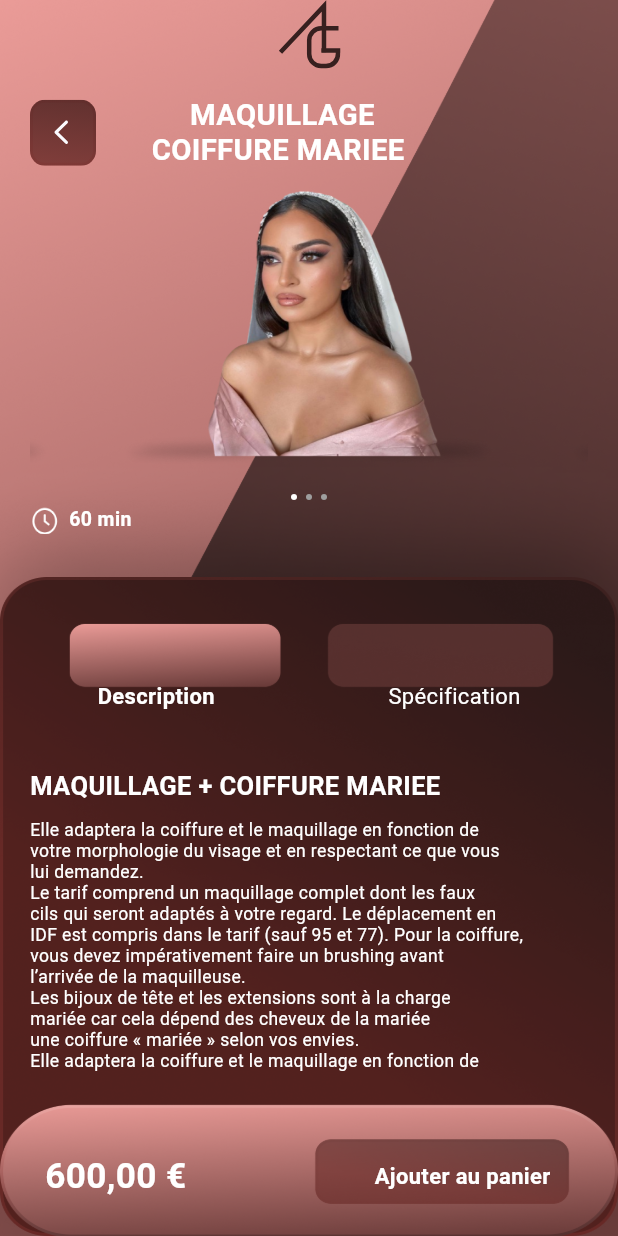
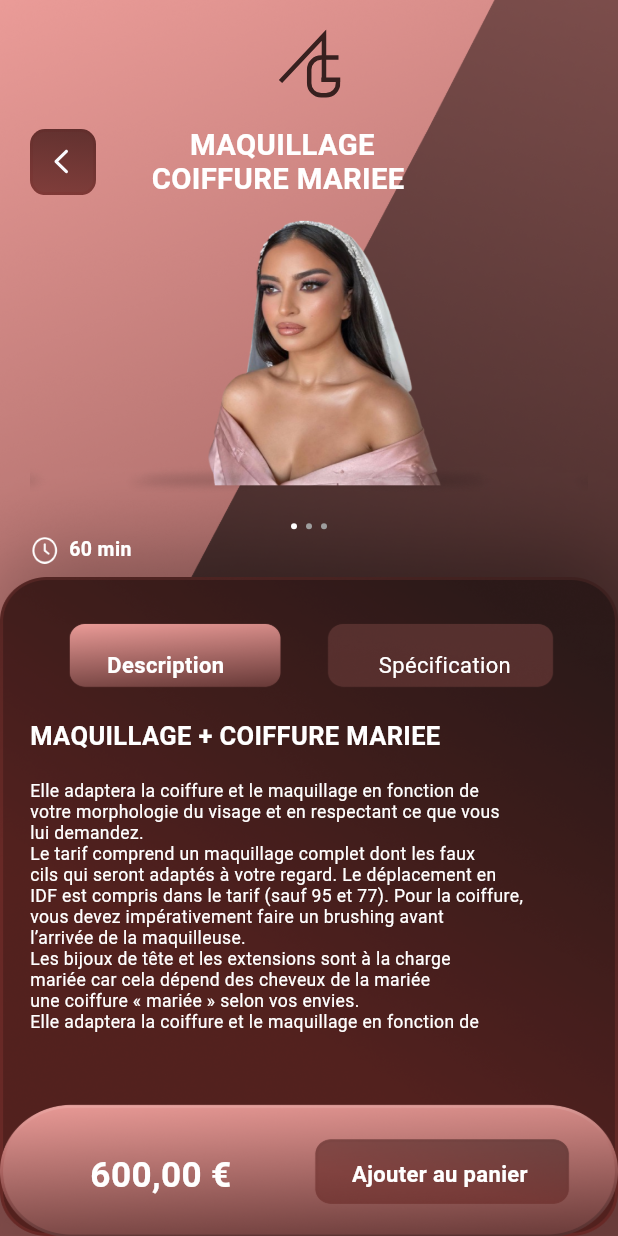
Before and after one commit to MUHAMMMADJUNAID1/dashboard_view, a Flutter app: the screen it shows after launch, on a phone screen of 412 x 824 dp. Run offline on Flutter 3.47's test engine with Material 3 defaults, Android fonts, the phone set to English and light mode, and no system bars; drawn by our look-alikes of carousel_slider, dots_indicator; our stand-ins replace device_preview, flutter_screenutil, flutter_svg.

Commit message:
Final touches

```diff
--- a/lib/dash_view.dart
+++ b/lib/dash_view.dart
@@ -1,8 +1,7 @@
 import 'package:carousel_slider/carousel_slider.dart';
 import 'package:dots_indicator/dots_indicator.dart';
 import 'package:flutter/material.dart';
-import 'package:flutter/rendering.dart';
-import 'package:flutter/widgets.dart';
+
 import 'package:flutter_screenutil/flutter_screenutil.dart';
 import 'package:flutter_svg/flutter_svg.dart';
 
@@ -25,8 +24,7 @@ class _DashBoardViewState extends State<DashBoardView> {
   @override
   Widget build(BuildContext context) {
     var media = MediaQuery.sizeOf(context);
-    return SafeArea(
-      child: Scaffold(
+    return Scaffold(
       body: Container(
         height: media.height,
         width: media.width,
@@ -43,6 +41,9 @@ class _DashBoardViewState extends State<DashBoardView> {
               crossAxisAlignment: CrossAxisAlignment.start,
               mainAxisSize: MainAxisSize.min,
               children: [
+                SizedBox(
+                  height: 20.h,
+                ),
                 Center(child: SvgPicture.asset('assets/img/logo.svg')),
                 SizedBox(
                   height: 20.h,
@@ -121,13 +122,14 @@ class _DashBoardViewState extends State<DashBoardView> {
                             fontWeight: FontWeight.w600,
                             color: Colors.white))
                   ],
-                  )
-                ],
                 ),
-              Positioned(
-                left: 45,
-                bottom: 352,
-                child: GestureDetector(
+                SizedBox(
+                  height: 60.h,
+                ),
+                Row(
+                  mainAxisAlignment: MainAxisAlignment.spaceAround,
+                  children: [
+                    GestureDetector(
                       onTap: () {},
                       child: Text(
                         'Description',
@@ -138,11 +140,7 @@ class _DashBoardViewState extends State<DashBoardView> {
                         ),
                       ),
                     ),
-              ),
-              Positioned(
-                right: 45,
-                bottom: 352,
-                child: GestureDetector(
+                    GestureDetector(
                       onTap: () {},
                       child: Text(
                         'Spécification',
@@ -153,11 +151,12 @@ class _DashBoardViewState extends State<DashBoardView> {
                         ),
                       ),
                     ),
+                  ],
                 ),
-              const Positioned(
-                bottom: 290.0,
-                left: 0.0,
-                child: Text(
+                SizedBox(
+                  height: 30.h,
+                ),
+                const Text(
                   'MAQUILLAGE + COIFFURE MARIEE',
                   style: TextStyle(
                     fontSize: 17,
@@ -165,14 +164,14 @@ class _DashBoardViewState extends State<DashBoardView> {
                     fontWeight: FontWeight.bold,
                   ),
                 ),
+                SizedBox(
+                  height: 20.h,
                 ),
-              Positioned(
-                bottom: 60.0,
-                left: 0.0,
-                child: SizedBox(
+                SizedBox(
                   width: 335.w,
                   height: 223.h,
                   child: Text(
+                    overflow: TextOverflow.ellipsis,
                     "Elle adaptera la coiffure et le maquillage en fonction de \nvotre morphologie du visage et en respectant ce que vous\nlui demandez.\nLe tarif comprend un maquillage complet dont les faux \ncils qui seront adaptés à votre regard. Le déplacement en\nIDF est compris dans le tarif (sauf 95 et 77). Pour la coiffure,\nvous devez impérativement faire un brushing avant \nl’arrivée de la maquilleuse.\nLes bijoux de tête et les extensions sont à la charge\nmariée car cela dépend des cheveux de la mariée \nune coiffure « mariée » selon vos envies.\nElle adaptera la coiffure et le maquillage en fonction de ",
                     style: TextStyle(
                       fontSize: 12.sp,
@@ -180,11 +179,13 @@ class _DashBoardViewState extends State<DashBoardView> {
                     ),
                   ),
                 ),
+                SizedBox(
+                  height: 32.h,
                 ),
-              Positioned(
-                bottom: 27.0,
-                left: 10.0,
-                child: Text(
+                Row(
+                  mainAxisAlignment: MainAxisAlignment.spaceAround,
+                  children: [
+                    Text(
                       '600,00 €',
                       style: TextStyle(
                         color: Colors.white,
@@ -192,11 +193,7 @@ class _DashBoardViewState extends State<DashBoardView> {
                         fontWeight: FontWeight.bold,
                       ),
                     ),
-              ),
-              Positioned(
-                bottom: 32.0,
-                right: 25.0,
-                child: GestureDetector(
+                    GestureDetector(
                       onTap: () {},
                       child: Text(
                         'Ajouter au panier',
@@ -206,10 +203,12 @@ class _DashBoardViewState extends State<DashBoardView> {
                           fontWeight: FontWeight.w600,
                         ),
                       ),
-                ),
+                    )
+                  ],
                 )
               ],
             ),
+          ],
         ),
       ),
     );
--- a/lib/main.dart
+++ b/lib/main.dart
@@ -5,11 +5,11 @@ import 'package:device_preview/device_preview.dart';
 import 'package:flutter_screenutil/flutter_screenutil.dart';
 
 void main() => runApp(
-      // DevicePreview(
-      //    enabled: !kReleaseMode,
-      //   builder: (context) =>
+       DevicePreview(
+         enabled: !kReleaseMode,
+      builder: (context) =>
       const MyApp(), // Wrap your app
-      //   ),
+        ),
     );
 
 class MyApp extends StatelessWidget {
```
Lines whose indentation alone changed are shown as unchanged.
